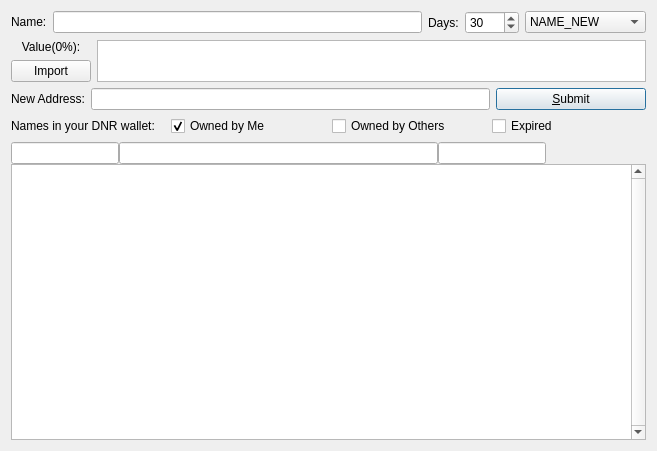
Qt form src/qt/forms/managenamespage.ui (metaspartan/denarius) before a commit.
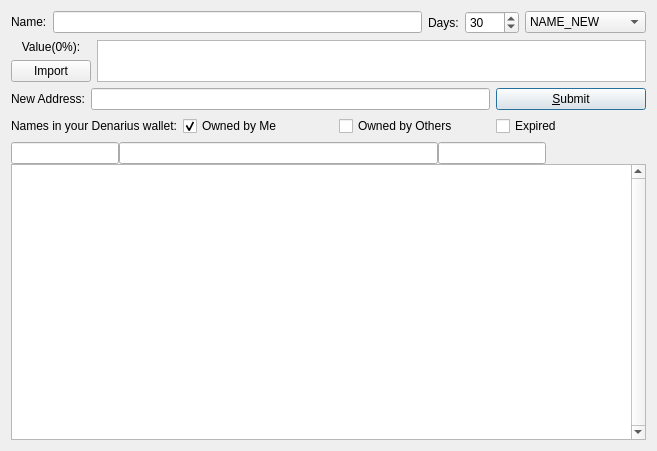
The same form after that commit. Icons and pictures are not drawn. Custom widgets are drawn as their Qt base class.

What changed in the file:
```diff
--- a/src/qt/forms/managenamespage.ui
+++ b/src/qt/forms/managenamespage.ui
@@ -215,7 +215,7 @@
         </sizepolicy>
        </property>
        <property name="text">
-        <string>Names in your DNR wallet:</string>
+        <string>Names in your Denarius wallet:</string>
        </property>
        <property name="alignment">
         <set>Qt::AlignLeading|Qt::AlignLeft|Qt::AlignVCenter</set>
```
